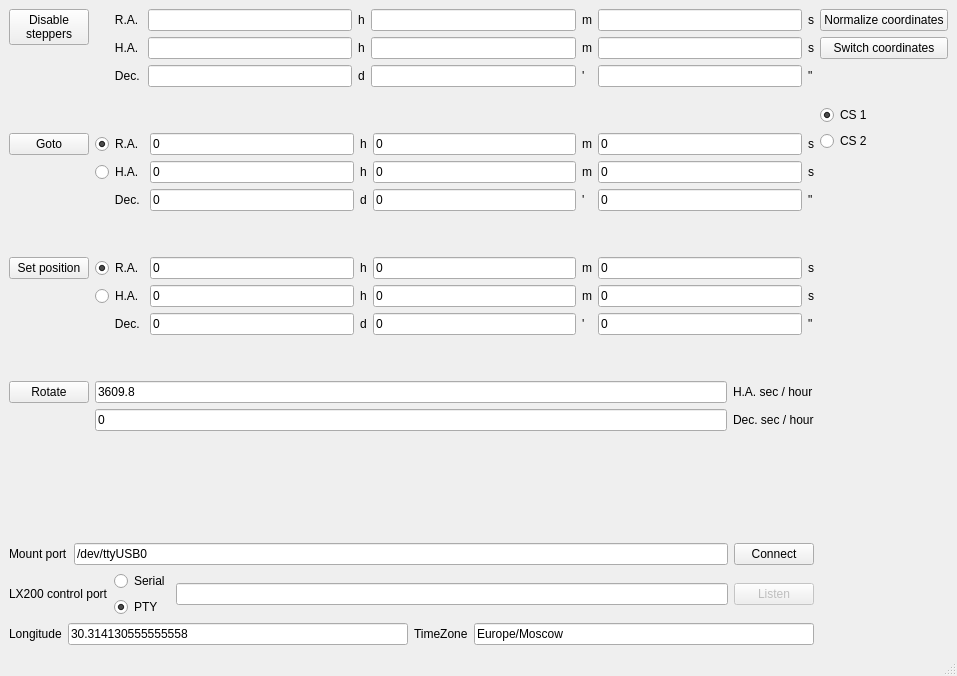
The window that mainwindow.ui (vladtcvs/gotocontrol) describes before a commit, drawn with Qt 5.
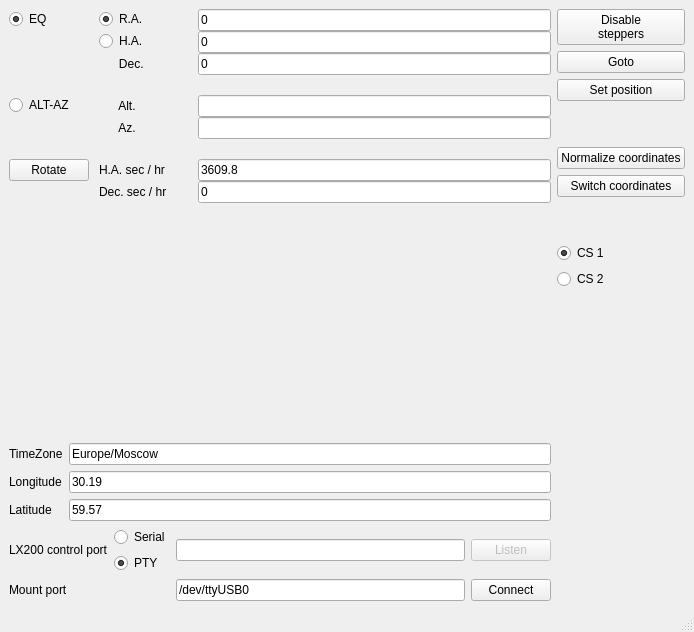
The same window after the commit.

Commit message: Use single fields for coordinates

```diff
--- a/mainwindow.ui
+++ b/mainwindow.ui
@@ -6,8 +6,8 @@
    <rect>
     <x>0</x>
     <y>0</y>
-    <width>957</width>
-    <height>676</height>
+    <width>694</width>
+    <height>632</height>
    </rect>
   </property>
   <property name="windowTitle">
@@ -18,245 +18,45 @@
     <item row="0" column="0">
      <layout class="QVBoxLayout" name="verticalLayout">
       <item>
-       <layout class="QGridLayout" name="gridLayout_4">
+       <layout class="QFormLayout" name="formLayout_5">
         <property name="sizeConstraint">
          <enum>QLayout::SetDefaultConstraint</enum>
         </property>
+        <property name="horizontalSpacing">
+         <number>10</number>
+        </property>
         <property name="verticalSpacing">
-         <number>6</number>
+         <number>20</number>
         </property>
-        <item row="0" column="0" alignment="Qt::AlignTop">
-         <widget class="QPushButton" name="disableSteppers">
+        <property name="leftMargin">
+         <number>0</number>
+        </property>
+        <property name="rightMargin">
+         <number>0</number>
+        </property>
+        <item row="0" column="0">
+         <widget class="QRadioButton" name="radioButton">
           <property name="text">
-           <string>Disable
-steppers</string>
+           <string>EQ</string>
           </property>
+          <property name="checked">
+           <bool>true</bool>
+          </property>
+          <attribute name="buttonGroup">
+           <string notr="true">eqaaGroup</string>
+          </attribute>
          </widget>
         </item>
         <item row="0" column="1">
-         <layout class="QGridLayout" name="gridLayout_3">
-          <item row="1" column="3">
-           <widget class="QLineEdit" name="curHAm">
-            <property name="enabled">
-             <bool>true</bool>
-            </property>
-            <property name="readOnly">
-             <bool>true</bool>
-            </property>
-           </widget>
-          </item>
-          <item row="0" column="6">
-           <widget class="QLabel" name="label_19">
-            <property name="text">
-             <string>s</string>
-            </property>
-           </widget>
-          </item>
-          <item row="1" column="2">
-           <widget class="QLabel" name="label_18">
-            <property name="text">
-             <string>h</string>
-            </property>
-           </widget>
-          </item>
-          <item row="1" column="0">
-           <widget class="QLabel" name="label_21">
-            <property name="text">
-             <string>      H.A. </string>
-            </property>
-           </widget>
-          </item>
-          <item row="1" column="1">
-           <widget class="QLineEdit" name="curHAh">
-            <property name="enabled">
-             <bool>true</bool>
-            </property>
-            <property name="readOnly">
-             <bool>true</bool>
-            </property>
-           </widget>
-          </item>
-          <item row="1" column="5">
-           <widget class="QLineEdit" name="curHAs">
-            <property name="enabled">
-             <bool>true</bool>
-            </property>
-            <property name="readOnly">
-             <bool>true</bool>
-            </property>
-           </widget>
-          </item>
-          <item row="1" column="6">
-           <widget class="QLabel" name="label_14">
-            <property name="text">
-             <string>s</string>
-            </property>
-           </widget>
-          </item>
-          <item row="0" column="2">
-           <widget class="QLabel" name="label_17">
-            <property name="text">
-             <string>h</string>
-            </property>
-           </widget>
-          </item>
-          <item row="2" column="2">
-           <widget class="QLabel" name="label_35">
-            <property name="text">
-             <string>d</string>
-            </property>
-           </widget>
-          </item>
-          <item row="2" column="3">
-           <widget class="QLineEdit" name="curDecm">
-            <property name="readOnly">
-             <bool>true</bool>
-            </property>
-           </widget>
-          </item>
+         <layout class="QFormLayout" name="formLayout_2">
           <item row="0" column="0">
-           <widget class="QLabel" name="label_20">
-            <property name="text">
-             <string>      R.A. </string>
+           <widget class="QRadioButton" name="modeRA">
+            <property name="minimumSize">
+             <size>
+              <width>100</width>
+              <height>0</height>
+             </size>
             </property>
-           </widget>
-          </item>
-          <item row="2" column="0">
-           <widget class="QLabel" name="label_34">
-            <property name="text">
-             <string>      Dec.</string>
-            </property>
-           </widget>
-          </item>
-          <item row="0" column="3">
-           <widget class="QLineEdit" name="curRAm">
-            <property name="enabled">
-             <bool>true</bool>
-            </property>
-            <property name="readOnly">
-             <bool>true</bool>
-            </property>
-           </widget>
-          </item>
-          <item row="0" column="5">
-           <widget class="QLineEdit" name="curRAs">
-            <property name="enabled">
-             <bool>true</bool>
-            </property>
-            <property name="readOnly">
-             <bool>true</bool>
-            </property>
-           </widget>
-          </item>
-          <item row="0" column="1">
-           <widget class="QLineEdit" name="curRAh">
-            <property name="enabled">
-             <bool>true</bool>
-            </property>
-            <property name="readOnly">
-             <bool>true</bool>
-            </property>
-           </widget>
-          </item>
-          <item row="2" column="1">
-           <widget class="QLineEdit" name="curDecd">
-            <property name="readOnly">
-             <bool>true</bool>
-            </property>
-           </widget>
-          </item>
-          <item row="0" column="4">
-           <widget class="QLabel" name="label_15">
-            <property name="text">
-             <string>m</string>
-            </property>
-           </widget>
-          </item>
-          <item row="2" column="5">
-           <widget class="QLineEdit" name="curDecs">
-            <property name="readOnly">
-             <bool>true</bool>
-            </property>
-           </widget>
-          </item>
-          <item row="2" column="6">
-           <widget class="QLabel" name="label_37">
-            <property name="text">
-             <string>&quot;</string>
-            </property>
-           </widget>
-          </item>
-          <item row="1" column="4">
-           <widget class="QLabel" name="label_16">
-            <property name="text">
-             <string>m</string>
-            </property>
-           </widget>
-          </item>
-          <item row="2" column="4">
-           <widget class="QLabel" name="label_36">
-            <property name="text">
-             <string>'</string>
-            </property>
-           </widget>
-          </item>
-         </layout>
-        </item>
-        <item row="1" column="0">
-         <spacer name="verticalSpacer_3">
-          <property name="orientation">
-           <enum>Qt::Vertical</enum>
-          </property>
-          <property name="sizeHint" stdset="0">
-           <size>
-            <width>20</width>
-            <height>40</height>
-           </size>
-          </property>
-         </spacer>
-        </item>
-        <item row="2" column="0" alignment="Qt::AlignTop">
-         <widget class="QPushButton" name="gotoPosition">
-          <property name="text">
-           <string>Goto</string>
-          </property>
-         </widget>
-        </item>
-        <item row="2" column="1">
-         <layout class="QGridLayout" name="gridLayout">
-          <item row="1" column="6">
-           <widget class="QLabel" name="label_6">
-            <property name="text">
-             <string>s</string>
-            </property>
-           </widget>
-          </item>
-          <item row="0" column="4">
-           <widget class="QLabel" name="label_3">
-            <property name="text">
-             <string>m</string>
-            </property>
-           </widget>
-          </item>
-          <item row="1" column="4">
-           <widget class="QLabel" name="label_4">
-            <property name="text">
-             <string>m</string>
-            </property>
-           </widget>
-          </item>
-          <item row="1" column="0">
-           <widget class="QRadioButton" name="gotoHA">
-            <property name="text">
-             <string>H.A.</string>
-            </property>
-            <attribute name="buttonGroup">
-             <string notr="true">gotoGroup</string>
-            </attribute>
-           </widget>
-          </item>
-          <item row="0" column="0">
-           <widget class="QRadioButton" name="gotoRA">
             <property name="text">
              <string>R.A.</string>
             </property>
@@ -269,70 +69,21 @@
            </widget>
           </item>
           <item row="0" column="1">
-           <widget class="QLineEdit" name="gotoRAh">
+           <widget class="QLineEdit" name="posRA">
             <property name="text">
              <string>0</string>
             </property>
            </widget>
           </item>
-          <item row="0" column="2">
-           <widget class="QLabel" name="label">
+          <item row="1" column="0">
+           <widget class="QRadioButton" name="modeHA">
             <property name="text">
-             <string>h</string>
+             <string>H.A.</string>
             </property>
            </widget>
           </item>
           <item row="1" column="1">
-           <widget class="QLineEdit" name="gotoHAh">
-            <property name="text">
-             <string>0</string>
-            </property>
-           </widget>
-          </item>
-          <item row="1" column="2">
-           <widget class="QLabel" name="label_2">
-            <property name="text">
-             <string>h</string>
-            </property>
-           </widget>
-          </item>
-          <item row="0" column="3">
-           <widget class="QLineEdit" name="gotoRAm">
-            <property name="text">
-             <string>0</string>
-            </property>
-           </widget>
-          </item>
-          <item row="1" column="3">
-           <widget class="QLineEdit" name="gotoHAm">
-            <property name="text">
-             <string>0</string>
-            </property>
-           </widget>
-          </item>
-          <item row="0" column="5">
-           <widget class="QLineEdit" name="gotoRAs">
-            <property name="text">
-             <string>0</string>
-            </property>
-           </widget>
-          </item>
-          <item row="0" column="6">
-           <widget class="QLabel" name="label_5">
-            <property name="text">
-             <string>s</string>
-            </property>
-           </widget>
-          </item>
-          <item row="1" column="5">
-           <widget class="QLineEdit" name="gotoHAs">
-            <property name="text">
-             <string>0</string>
-            </property>
-           </widget>
-          </item>
-          <item row="2" column="1">
-           <widget class="QLineEdit" name="gotoDecd">
+           <widget class="QLineEdit" name="posHA">
             <property name="text">
              <string>0</string>
             </property>
@@ -343,272 +94,100 @@
             <property name="text">
              <string>      Dec.</string>
             </property>
-           </widget>
-          </item>
-          <item row="2" column="2">
-           <widget class="QLabel" name="label_27">
-            <property name="text">
-             <string>d</string>
+            <property name="margin">
+             <number>0</number>
             </property>
            </widget>
           </item>
-          <item row="2" column="3">
-           <widget class="QLineEdit" name="gotoDecm">
+          <item row="2" column="1">
+           <widget class="QLineEdit" name="posDEC">
             <property name="text">
              <string>0</string>
             </property>
            </widget>
           </item>
-          <item row="2" column="4">
-           <widget class="QLabel" name="label_28">
-            <property name="text">
-             <string>'</string>
-            </property>
-           </widget>
-          </item>
-          <item row="2" column="5">
-           <widget class="QLineEdit" name="gotoDecs">
-            <property name="text">
-             <string>0</string>
-            </property>
-           </widget>
-          </item>
-          <item row="2" column="6">
-           <widget class="QLabel" name="label_29">
-            <property name="text">
-             <string>&quot;</string>
-            </property>
-           </widget>
-          </item>
          </layout>
         </item>
-        <item row="3" column="0">
-         <spacer name="verticalSpacer_2">
-          <property name="orientation">
-           <enum>Qt::Vertical</enum>
-          </property>
-          <property name="sizeHint" stdset="0">
-           <size>
-            <width>20</width>
-            <height>40</height>
-           </size>
-          </property>
-         </spacer>
-        </item>
-        <item row="4" column="0" alignment="Qt::AlignTop">
-         <widget class="QPushButton" name="setPosition">
+        <item row="1" column="0">
+         <widget class="QRadioButton" name="radioButton_2">
           <property name="text">
-           <string>Set position</string>
+           <string>ALT-AZ</string>
           </property>
          </widget>
         </item>
-        <item row="4" column="1">
-         <layout class="QGridLayout" name="gridLayout_2">
-          <item row="1" column="6">
-           <widget class="QLabel" name="label_8">
-            <property name="text">
-             <string>s</string>
-            </property>
-           </widget>
-          </item>
-          <item row="0" column="2">
-           <widget class="QLabel" name="label_11">
-            <property name="text">
-             <string>h</string>
-            </property>
-           </widget>
-          </item>
-          <item row="1" column="3">
-           <widget class="QLineEdit" name="setHAm">
-            <property name="text">
-             <string>0</string>
-            </property>
-           </widget>
-          </item>
-          <item row="1" column="4">
-           <widget class="QLabel" name="label_10">
-            <property name="text">
-             <string>m</string>
-            </property>
-           </widget>
-          </item>
-          <item row="0" column="4">
-           <widget class="QLabel" name="label_9">
-            <property name="text">
-             <string>m</string>
-            </property>
-           </widget>
-          </item>
-          <item row="0" column="1">
-           <widget class="QLineEdit" name="setRAh">
-            <property name="text">
-             <string>0</string>
-            </property>
-           </widget>
-          </item>
-          <item row="1" column="1">
-           <widget class="QLineEdit" name="setHAh">
-            <property name="text">
-             <string>0</string>
-            </property>
-           </widget>
-          </item>
+        <item row="1" column="1">
+         <layout class="QFormLayout" name="formLayout_4">
           <item row="0" column="0">
-           <widget class="QRadioButton" name="setRA">
-            <property name="text">
-             <string>R.A.</string>
+           <widget class="QLabel" name="altLabel">
+            <property name="minimumSize">
+             <size>
+              <width>100</width>
+              <height>0</height>
+             </size>
             </property>
-            <property name="checked">
-             <bool>true</bool>
-            </property>
-            <attribute name="buttonGroup">
-             <string notr="true">setGroup</string>
-            </attribute>
-           </widget>
-          </item>
-          <item row="0" column="5">
-           <widget class="QLineEdit" name="setRAs">
             <property name="text">
-             <string>0</string>
+             <string>      Alt.</string>
             </property>
            </widget>
           </item>
-          <item row="1" column="2">
-           <widget class="QLabel" name="label_12">
-            <property name="text">
-             <string>h</string>
-            </property>
-           </widget>
+          <item row="0" column="1">
+           <widget class="QLineEdit" name="posALT"/>
           </item>
           <item row="1" column="0">
-           <widget class="QRadioButton" name="setHA">
+           <widget class="QLabel" name="aZLabel">
             <property name="text">
-             <string>H.A.</string>
+             <string>      Az.</string>
             </property>
             <attribute name="buttonGroup">
              <string notr="true">setGroup</string>
             </attribute>
            </widget>
           </item>
-          <item row="0" column="3">
-           <widget class="QLineEdit" name="setRAm">
-            <property name="text">
-             <string>0</string>
-            </property>
-           </widget>
-          </item>
-          <item row="0" column="6">
-           <widget class="QLabel" name="label_13">
-            <property name="text">
-             <string>s</string>
-            </property>
-           </widget>
-          </item>
-          <item row="1" column="5">
-           <widget class="QLineEdit" name="setHAs">
-            <property name="text">
-             <string>0</string>
-            </property>
-           </widget>
-          </item>
-          <item row="2" column="0">
-           <widget class="QLabel" name="label_30">
-            <property name="text">
-             <string>      Dec.</string>
-            </property>
-           </widget>
-          </item>
-          <item row="2" column="1">
-           <widget class="QLineEdit" name="setDecd">
-            <property name="text">
-             <string>0</string>
-            </property>
-           </widget>
-          </item>
-          <item row="2" column="2">
-           <widget class="QLabel" name="label_31">
-            <property name="text">
-             <string>d</string>
-            </property>
-           </widget>
-          </item>
-          <item row="2" column="3">
-           <widget class="QLineEdit" name="setDecm">
-            <property name="text">
-             <string>0</string>
-            </property>
-           </widget>
-          </item>
-          <item row="2" column="4">
-           <widget class="QLabel" name="label_32">
-            <property name="text">
-             <string>'</string>
-            </property>
-           </widget>
-          </item>
-          <item row="2" column="5">
-           <widget class="QLineEdit" name="setDecs">
-            <property name="text">
-             <string>0</string>
-            </property>
-           </widget>
-          </item>
-          <item row="2" column="6">
-           <widget class="QLabel" name="label_33">
-            <property name="text">
-             <string>&quot;</string>
-            </property>
-           </widget>
+          <item row="1" column="1">
+           <widget class="QLineEdit" name="posAZ"/>
           </item>
          </layout>
         </item>
-        <item row="5" column="0">
-         <spacer name="verticalSpacer">
-          <property name="orientation">
-           <enum>Qt::Vertical</enum>
-          </property>
-          <property name="sizeHint" stdset="0">
-           <size>
-            <width>20</width>
-            <height>40</height>
-           </size>
-          </property>
-         </spacer>
-        </item>
-        <item row="6" column="0" alignment="Qt::AlignTop">
+        <item row="2" column="0">
          <widget class="QPushButton" name="setRotationSpeed">
           <property name="text">
            <string>Rotate</string>
           </property>
          </widget>
         </item>
-        <item row="6" column="1">
-         <layout class="QGridLayout" name="gridLayout_5">
+        <item row="2" column="1">
+         <layout class="QFormLayout" name="formLayout_6">
           <item row="0" column="0">
+           <widget class="QLabel" name="label_7">
+            <property name="text">
+             <string>H.A. sec / hr</string>
+            </property>
+           </widget>
+          </item>
+          <item row="0" column="1">
            <widget class="QLineEdit" name="haRotationSpeed">
             <property name="text">
              <string>3609.8</string>
             </property>
            </widget>
           </item>
-          <item row="0" column="1">
-           <widget class="QLabel" name="label_7">
-            <property name="text">
-             <string>H.A. sec / hour</string>
-            </property>
-           </widget>
-          </item>
           <item row="1" column="0">
-           <widget class="QLineEdit" name="decRotationSpeed">
-            <property name="text">
-             <string>0</string>
-            </property>
-           </widget>
-          </item>
-          <item row="1" column="1">
            <widget class="QLabel" name="label_38">
+            <property name="minimumSize">
+             <size>
+              <width>100</width>
+              <height>0</height>
+             </size>
+            </property>
             <property name="text">
-             <string>Dec. sec / hour</string>
+             <string>Dec. sec / hr</string>
+            </property>
+           </widget>
+          </item>
+          <item row="1" column="1">
+           <widget class="QLineEdit" name="decRotationSpeed">
+            <property name="text">
+             <string>0</string>
             </property>
            </widget>
           </item>
@@ -621,6 +200,9 @@
         <property name="orientation">
          <enum>Qt::Vertical</enum>
         </property>
+        <property name="sizeType">
+         <enum>QSizePolicy::Expanding</enum>
+        </property>
         <property name="sizeHint" stdset="0">
          <size>
           <width>20</width>
@@ -630,40 +212,61 @@
        </spacer>
       </item>
       <item>
-       <layout class="QHBoxLayout" name="horizontalLayout_2">
-        <item>
-         <widget class="QLabel" name="label_22">
+       <layout class="QFormLayout" name="formLayout">
+        <item row="1" column="0">
+         <widget class="QLabel" name="label_25">
           <property name="text">
-           <string>Mount port</string>
+           <string>TimeZone</string>
           </property>
          </widget>
         </item>
-        <item>
-         <widget class="QLineEdit" name="mountport">
+        <item row="1" column="1">
+         <widget class="QLineEdit" name="timezone">
           <property name="text">
-           <string>/dev/ttyUSB0</string>
+           <string>Europe/Moscow</string>
           </property>
          </widget>
         </item>
-        <item>
-         <widget class="QPushButton" name="connect">
+        <item row="2" column="0">
+         <widget class="QLabel" name="label_24">
           <property name="text">
-           <string>Connect</string>
+           <string>Longitude</string>
+          </property>
+         </widget>
+        </item>
+        <item row="2" column="1">
+         <widget class="QLineEdit" name="longitude">
+          <property name="text">
+           <string>30.19</string>
+          </property>
+         </widget>
+        </item>
+        <item row="3" column="0">
+         <widget class="QLabel" name="label">
+          <property name="text">
+           <string>Latitude</string>
+          </property>
+         </widget>
+        </item>
+        <item row="3" column="1">
+         <widget class="QLineEdit" name="latitude">
+          <property name="text">
+           <string>59.57</string>
           </property>
          </widget>
         </item>
        </layout>
       </item>
       <item>
-       <layout class="QHBoxLayout" name="horizontalLayout_3">
-        <item>
+       <layout class="QGridLayout" name="gridLayout">
+        <item row="0" column="0">
          <widget class="QLabel" name="label_23">
           <property name="text">
            <string>LX200 control port</string>
           </property>
          </widget>
         </item>
-        <item>
+        <item row="0" column="1">
          <layout class="QVBoxLayout" name="verticalLayout_2">
           <item>
            <widget class="QRadioButton" name="lx200serial">
@@ -690,7 +293,7 @@
           </item>
          </layout>
         </item>
-        <item>
+        <item row="0" column="2">
          <widget class="QLineEdit" name="lx200port">
           <property name="enabled">
            <bool>true</bool>
@@ -700,7 +303,7 @@
           </property>
          </widget>
         </item>
-        <item>
+        <item row="0" column="3">
          <widget class="QPushButton" name="lx200listen">
           <property name="enabled">
            <bool>false</bool>
@@ -710,35 +313,24 @@
           </property>
          </widget>
         </item>
-       </layout>
-      </item>
-      <item>
-       <layout class="QHBoxLayout" name="horizontalLayout_4">
-        <item>
-         <widget class="QLabel" name="label_24">
+        <item row="1" column="0">
+         <widget class="QLabel" name="label_22">
           <property name="text">
-           <string>Longitude</string>
+           <string>Mount port</string>
           </property>
          </widget>
         </item>
-        <item>
-         <widget class="QLineEdit" name="longitude">
+        <item row="1" column="2">
+         <widget class="QLineEdit" name="mountport">
           <property name="text">
-           <string>30.314130555555558</string>
+           <string>/dev/ttyUSB0</string>
           </property>
          </widget>
         </item>
-        <item>
-         <widget class="QLabel" name="label_25">
+        <item row="1" column="3">
+         <widget class="QPushButton" name="connect">
           <property name="text">
-           <string>TimeZone</string>
-          </property>
-         </widget>
-        </item>
-        <item>
-         <widget class="QLineEdit" name="timezone">
-          <property name="text">
-           <string>Europe/Moscow</string>
+           <string>Connect</string>
           </property>
          </widget>
         </item>
@@ -751,6 +343,59 @@
       <property name="leftMargin">
        <number>0</number>
       </property>
+      <item>
+       <widget class="QPushButton" name="disableSteppers">
+        <property name="text">
+         <string>Disable
+steppers</string>
+        </property>
+       </widget>
+      </item>
+      <item>
+       <widget class="QPushButton" name="gotoPosition">
+        <property name="text">
+         <string>Goto</string>
+        </property>
+       </widget>
+      </item>
+      <item>
+       <widget class="QPushButton" name="setPosition">
+        <property name="text">
+         <string>Set position</string>
+        </property>
+        <property name="checkable">
+         <bool>true</bool>
+        </property>
+        <property name="checked">
+         <bool>false</bool>
+        </property>
+        <property name="autoDefault">
+         <bool>false</bool>
+        </property>
+        <property name="default">
+         <bool>false</bool>
+        </property>
+        <property name="flat">
+         <bool>false</bool>
+        </property>
+       </widget>
+      </item>
+      <item>
+       <spacer name="verticalSpacer_3">
+        <property name="orientation">
+         <enum>Qt::Vertical</enum>
+        </property>
+        <property name="sizeType">
+         <enum>QSizePolicy::Minimum</enum>
+        </property>
+        <property name="sizeHint" stdset="0">
+         <size>
+          <width>20</width>
+          <height>40</height>
+         </size>
+        </property>
+       </spacer>
+      </item>
       <item>
        <widget class="QPushButton" name="normalizeCS">
         <property name="text">
@@ -771,7 +416,7 @@
          <enum>Qt::Vertical</enum>
         </property>
         <property name="sizeType">
-         <enum>QSizePolicy::Fixed</enum>
+         <enum>QSizePolicy::Minimum</enum>
         </property>
         <property name="sizeHint" stdset="0">
          <size>
```
Left out of the diff: 19 changed lines with no effect on the pictures. The commit also changes 2 other files.
